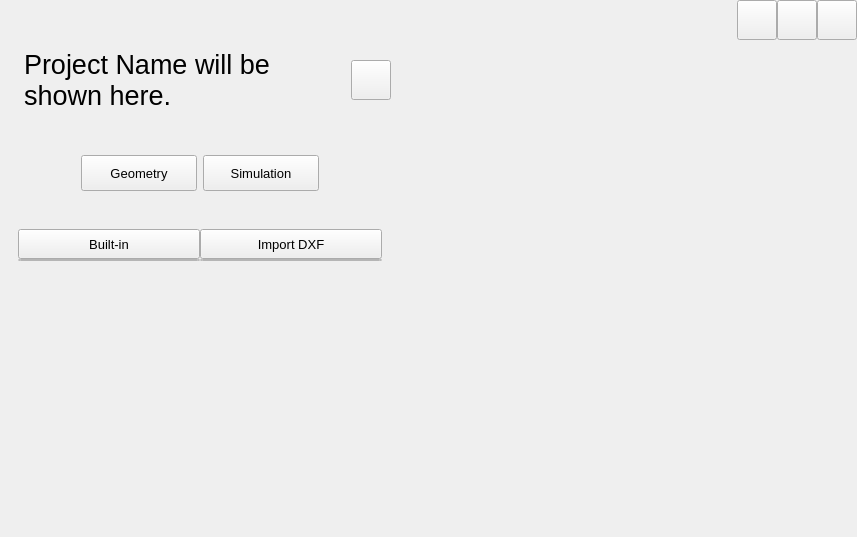
Old version of the form src/mainwindow.ui in the repository Popwine/BridgeWind.
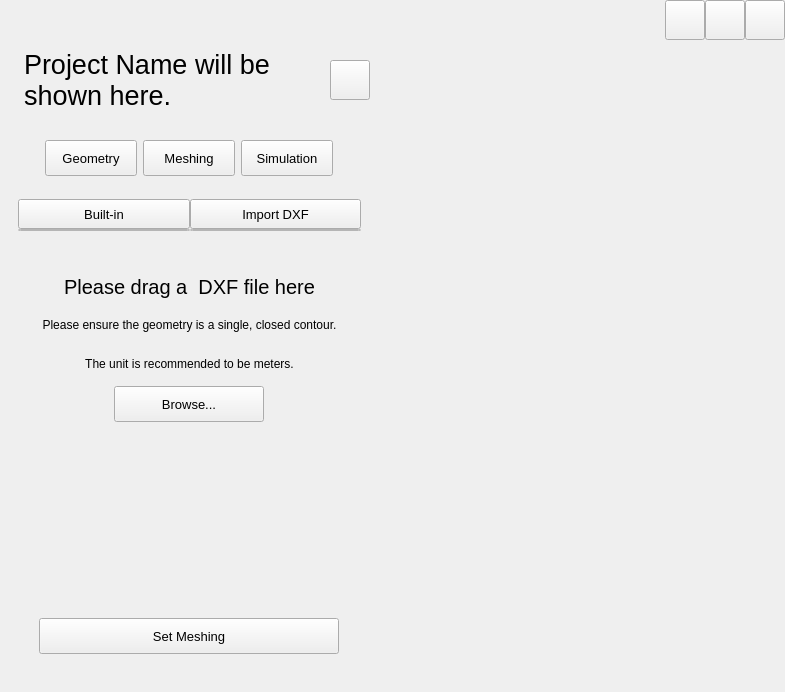
New version of the form. The open tabs and pages were chosen to show the change. Custom widgets are drawn as their Qt base class.

The edit to the form file:
```diff
--- a/src/mainwindow.ui
+++ b/src/mainwindow.ui
@@ -6,8 +6,8 @@
    <rect>
     <x>0</x>
     <y>0</y>
-    <width>857</width>
-    <height>537</height>
+    <width>785</width>
+    <height>692</height>
    </rect>
   </property>
   <property name="font">
@@ -270,7 +270,7 @@
                <property name="minimumSize">
                 <size>
                  <width>0</width>
-                 <height>100</height>
+                 <height>70</height>
                 </size>
                </property>
                <layout class="QHBoxLayout" name="horizontalLayout_9">
@@ -287,7 +287,7 @@
                   </property>
                   <property name="maximumSize">
                    <size>
-                    <width>250</width>
+                    <width>300</width>
                     <height>48</height>
                    </size>
                   </property>
@@ -328,6 +328,27 @@
                      </property>
                     </widget>
                    </item>
+                   <item>
+                    <widget class="QPushButton" name="setMeshingButton">
+                     <property name="minimumSize">
+                      <size>
+                       <width>60</width>
+                       <height>36</height>
+                      </size>
+                     </property>
+                     <property name="font">
+                      <font>
+                       <pointsize>10</pointsize>
+                      </font>
+                     </property>
+                     <property name="text">
+                      <string>Meshing</string>
+                     </property>
+                     <property name="checkable">
+                      <bool>true</bool>
+                     </property>
+                    </widget>
+                   </item>
                    <item>
                     <widget class="QPushButton" name="setParametersButton">
                      <property name="minimumSize">
@@ -377,7 +398,7 @@
                   <number>0</number>
                  </property>
                  <property name="bottomMargin">
-                  <number>0</number>
+                  <number>20</number>
                  </property>
                  <item>
                   <widget class="QWidget" name="toggleGeoModeWidget" native="true">
@@ -551,7 +572,7 @@
                     </font>
                    </property>
                    <property name="currentIndex">
-                    <number>0</number>
+                    <number>1</number>
                    </property>
                    <widget class="QWidget" name="page">
                     <layout class="QVBoxLayout" name="verticalLayout_3">
@@ -625,7 +646,153 @@
                      </item>
                     </layout>
                    </widget>
-                   <widget class="QWidget" name="page_2"/>
+                   <widget class="QWidget" name="page_2">
+                    <layout class="QVBoxLayout" name="verticalLayout_11">
+                     <item>
+                      <widget class="FileDropWidget" name="fileDropWidget" native="true">
+                       <property name="minimumSize">
+                        <size>
+                         <width>0</width>
+                         <height>200</height>
+                        </size>
+                       </property>
+                       <layout class="QVBoxLayout" name="verticalLayout_10">
+                        <property name="leftMargin">
+                         <number>24</number>
+                        </property>
+                        <property name="topMargin">
+                         <number>24</number>
+                        </property>
+                        <property name="rightMargin">
+                         <number>24</number>
+                        </property>
+                        <property name="bottomMargin">
+                         <number>24</number>
+                        </property>
+                        <item>
+                         <widget class="QLabel" name="label">
+                          <property name="font">
+                           <font>
+                            <pointsize>15</pointsize>
+                           </font>
+                          </property>
+                          <property name="text">
+                           <string>Please drag a  DXF file here</string>
+                          </property>
+                          <property name="alignment">
+                           <set>Qt::AlignCenter</set>
+                          </property>
+                          <property name="wordWrap">
+                           <bool>true</bool>
+                          </property>
+                         </widget>
+                        </item>
+                        <item>
+                         <widget class="QLabel" name="label_3">
+                          <property name="font">
+                           <font>
+                            <pointsize>9</pointsize>
+                           </font>
+                          </property>
+                          <property name="text">
+                           <string>Please ensure the geometry is a single, closed contour.</string>
+                          </property>
+                          <property name="alignment">
+                           <set>Qt::AlignCenter</set>
+                          </property>
+                          <property name="wordWrap">
+                           <bool>true</bool>
+                          </property>
+                         </widget>
+                        </item>
+                        <item>
+                         <widget class="QLabel" name="label_4">
+                          <property name="font">
+                           <font>
+                            <pointsize>9</pointsize>
+                           </font>
+                          </property>
+                          <property name="text">
+                           <string>The unit is recommended to be meters.</string>
+                          </property>
+                          <property name="alignment">
+                           <set>Qt::AlignCenter</set>
+                          </property>
+                          <property name="wordWrap">
+                           <bool>true</bool>
+                          </property>
+                         </widget>
+                        </item>
+                        <item>
+                         <widget class="QWidget" name="widget_7" native="true">
+                          <layout class="QHBoxLayout" name="horizontalLayout">
+                           <property name="leftMargin">
+                            <number>0</number>
+                           </property>
+                           <property name="topMargin">
+                            <number>0</number>
+                           </property>
+                           <property name="rightMargin">
+                            <number>0</number>
+                           </property>
+                           <property name="bottomMargin">
+                            <number>0</number>
+                           </property>
+                           <item>
+                            <widget class="QPushButton" name="dxfBrowseButton">
+                             <property name="minimumSize">
+                              <size>
+                               <width>0</width>
+                               <height>36</height>
+                              </size>
+                             </property>
+                             <property name="maximumSize">
+                              <size>
+                               <width>150</width>
+                               <height>16777215</height>
+                              </size>
+                             </property>
+                             <property name="text">
+                              <string>Browse...</string>
+                             </property>
+                            </widget>
+                           </item>
+                          </layout>
+                         </widget>
+                        </item>
+                       </layout>
+                      </widget>
+                     </item>
+                     <item>
+                      <widget class="QWidget" name="widget_6" native="true"/>
+                     </item>
+                    </layout>
+                   </widget>
+                  </widget>
+                 </item>
+                 <item>
+                  <widget class="QWidget" name="widget_4" native="true">
+                   <layout class="QHBoxLayout" name="horizontalLayout_2">
+                    <item>
+                     <widget class="QPushButton" name="bottomSetMeshingButton">
+                      <property name="minimumSize">
+                       <size>
+                        <width>0</width>
+                        <height>36</height>
+                       </size>
+                      </property>
+                      <property name="maximumSize">
+                       <size>
+                        <width>300</width>
+                        <height>16777215</height>
+                       </size>
+                      </property>
+                      <property name="text">
+                       <string>Set Meshing</string>
+                      </property>
+                     </widget>
+                    </item>
+                   </layout>
                   </widget>
                  </item>
                 </layout>
@@ -679,6 +846,12 @@
    <header>QVTKOpenGLNativeWidget.h</header>
    <container>1</container>
   </customwidget>
+  <customwidget>
+   <class>FileDropWidget</class>
+   <extends>QWidget</extends>
+   <header location="global">FileDropWidget.h</header>
+   <container>1</container>
+  </customwidget>
  </customwidgets>
  <resources/>
  <connections/>
```
